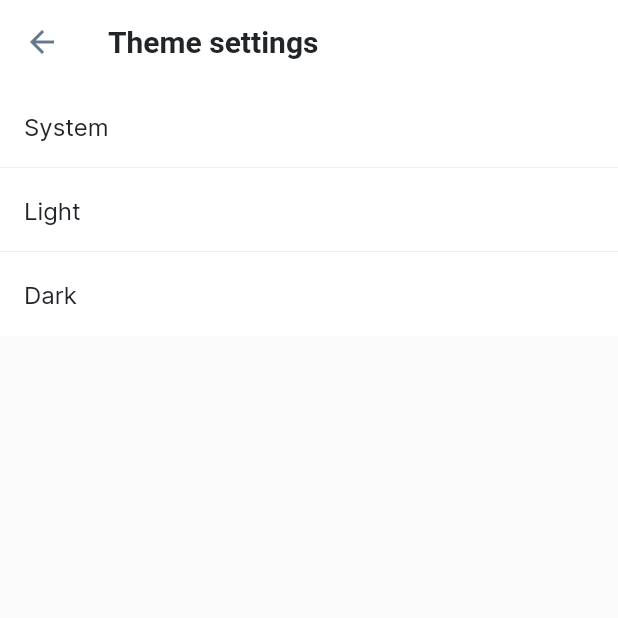
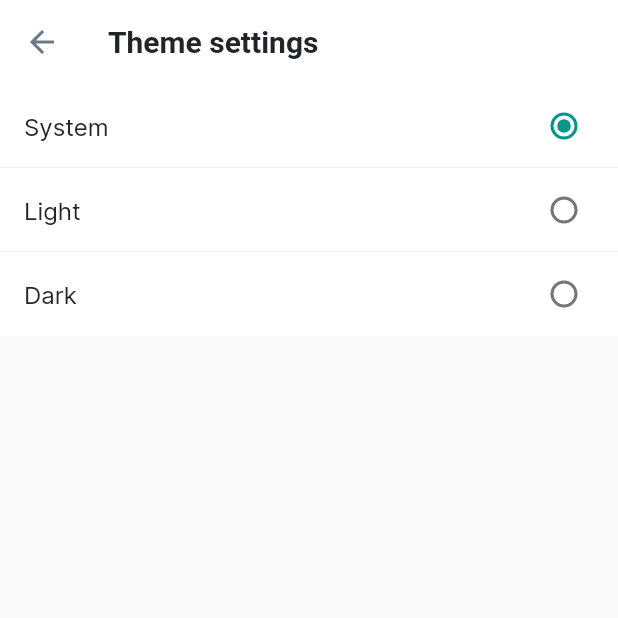
Before and after one commit to mirhasalh/flutter_receipt_app, a Flutter app: the ThemeSettingsPage screen opened by its route, on a phone screen of 412 x 824 dp, the top half of it. Run offline on Flutter 3.47's test engine with Material 2 defaults, Android fonts, the phone set to English and light mode, and no system bars; our stand-ins replace flutter_hooks, flutter_speed_dial, flutter_svg, hooks_riverpod, isar, shared_preferences; accounts and stored records are empty; generated files the repository leaves out were written again.

Commit message:
Complete theme settings

```diff
--- a/lib/src/page/theme_settings_page.dart
+++ b/lib/src/page/theme_settings_page.dart
@@ -1,12 +1,17 @@
 import 'package:flutter/material.dart';
+import 'package:flutter_receipt_app/src/provider/theme_provider.dart';
+import 'package:flutter_receipt_app/src/utils/theme_settings_utils.dart';
+import 'package:hooks_riverpod/hooks_riverpod.dart';
 
-class ThemeSettingsPage extends StatelessWidget {
+class ThemeSettingsPage extends ConsumerWidget {
   static const routeName = '/themeSettings';
 
   const ThemeSettingsPage({super.key});
 
   @override
-  Widget build(BuildContext context) {
+  Widget build(BuildContext context, WidgetRef ref) {
+    final themeMode = ref.watch(themeProvider).themeMode;
+
     return Scaffold(
       appBar: AppBar(
         title: const Text('Theme settings'),
@@ -14,7 +19,18 @@ class ThemeSettingsPage extends StatelessWidget {
       body: ListView.separated(
         itemBuilder: (context, index) {
           final theme = ThemeMode.values[index];
-          return ListTile(
+          return RadioListTile(
+            value: theme,
+            groupValue: themeMode,
+            onChanged: (theme) {
+              ref.read(themeProvider).setTheme(theme!);
+
+              ThemeSettingsUtils().setSystemNavigationBarColor(
+                context: context,
+                themeMode: theme,
+              );
+            },
+            controlAffinity: ListTileControlAffinity.trailing,
             title: Text(
                 '${theme.name[0].toUpperCase()}${theme.name.substring(1)}'),
           );
--- a/lib/src/theme/dark_theme.dart
+++ b/lib/src/theme/dark_theme.dart
@@ -26,4 +26,5 @@ final kDarkTheme = ThemeData.dark(useMaterial3: false).copyWith(
     TargetPlatform.iOS: CupertinoPageTransitionsBuilder(),
   }),
   scaffoldBackgroundColor: Palette.charlestonGreen,
+
 );
```
Also changed, not shown: lib/src/page/auth_page.dart (+11 -20 lines), lib/src/page/document_page.dart (+0 -8 lines), lib/src/utils/theme_settings_utils.dart (added, +43 -0 lines).
